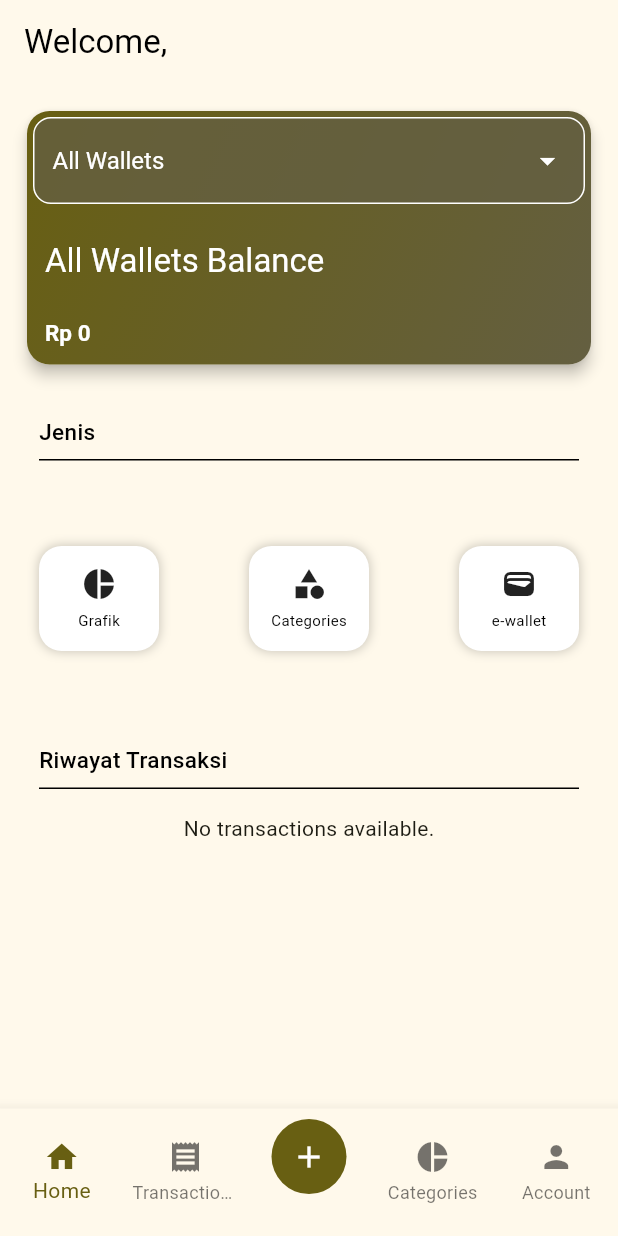
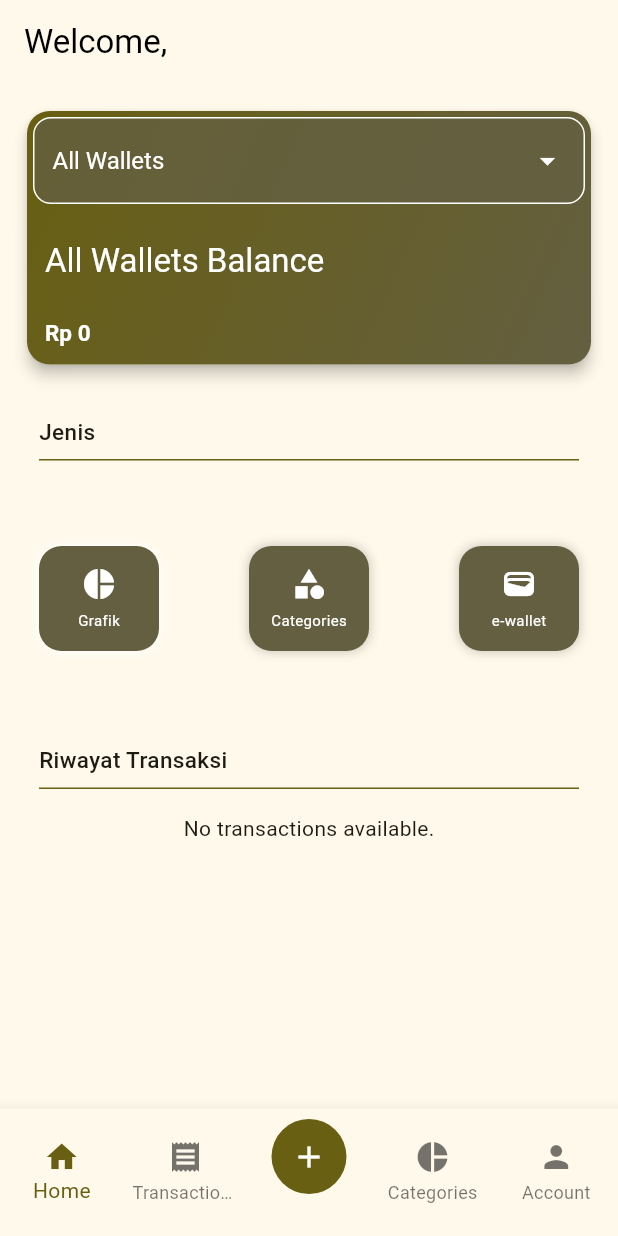
Before and after one commit to ridhoarmand/smartmoney, a Flutter app: the DashboardScreen screen opened by its route, on a phone screen of 412 x 824 dp. Run offline on Flutter 3.47's test engine with Material 3 defaults, Android fonts, the light colour scheme and no system bars; our stand-ins replace cloud_firestore, firebase_auth, firebase_core, firebase_storage, flex_color_scheme, flutter_riverpod and 4 more; missing offline and left inert: flutter_iconpicker; accounts and stored records are empty; generated files the repository leaves out were written again.

Commit message:
Update Dashboard Screen

```diff
--- a/lib/features/dashboard/views/dashboard_screen.dart
+++ b/lib/features/dashboard/views/dashboard_screen.dart
@@ -209,13 +209,13 @@ class _DashboardScreenState extends ConsumerState<DashboardScreen> {
                 child: Container(
                   width: double.infinity,
                   height: 30,
-                  decoration: const BoxDecoration(
+                  decoration:  BoxDecoration(
                       border: Border(
-                          bottom: BorderSide(color: Colors.black, width: 1))),
-                  child: const Text(
+                          bottom: BorderSide(color: primaryColor, width: 1))),
+                  child:  const Text(
                     'Jenis',
                     style: TextStyle(
-                        color: Colors.black,
+
                         fontSize: 15,
                         fontWeight: FontWeight.w500),
                   ),
@@ -231,26 +231,27 @@ class _DashboardScreenState extends ConsumerState<DashboardScreen> {
                       mainAxisAlignment: MainAxisAlignment.spaceBetween,
                       children: [
                         GestureDetector(
+                           onTap: (){},
                           child: Container(
                             width: 80,
                             height: 70,
                             decoration: BoxDecoration(
-                              color: Colors.white,
+                              color: secondaryColor,
                               borderRadius: BorderRadius.circular(15),
-                              boxShadow: [BoxShadow(color: Colors.black.withOpacity(0.2), blurRadius: 5,spreadRadius: (0.2))]
+                              boxShadow: [BoxShadow(color: onPrimary, blurRadius: 5,spreadRadius: (0.2))]
                             ),
-                            child: const Align(
+                            child:  Align(
                               child: Column(
                                 mainAxisAlignment: MainAxisAlignment.center,
                                 children: [
-                                  Icon(Icons.pie_chart),
-                                  SizedBox(
+                                  Icon(Icons.pie_chart, color: onPrimary),
+                                  const SizedBox(
                                     height: 5,
                                   ),
                                   Text(
                                     'Grafik',
                                     style: TextStyle(
-                                        fontSize: 10, color: Colors.black),
+                                        fontSize: 10,color: onPrimary),
                                   )
                                 ],
                               ),
@@ -258,26 +259,27 @@ class _DashboardScreenState extends ConsumerState<DashboardScreen> {
                           ),
                         ),
                         GestureDetector(
+                           onTap: (){},
                           child: Container(
                             width: 80,
                             height: 70,
                             decoration: BoxDecoration(
-                              color: Colors.white,
+                              color: secondaryColor,
                               borderRadius: BorderRadius.circular(15),
                               boxShadow: [BoxShadow(color: Colors.black.withOpacity(0.2), blurRadius: 5,spreadRadius: (0.2))]
                             ),
-                            child: const Align(
+                            child:  Align(
                               child: Column(
                                 mainAxisAlignment: MainAxisAlignment.center,
                                 children: [
-                                  Icon(Icons.category),
-                                  SizedBox(
+                                  Icon(Icons.category, color: onPrimary),
+                                  const SizedBox(
                                     height: 5,
                                   ),
                                   Text(
                                     'Categories',
                                     style: TextStyle(
-                                        fontSize: 10, color: Colors.black),
+                                        fontSize: 10,color: onPrimary),
                                   )
                                 ],
                               ),
@@ -285,21 +287,22 @@ class _DashboardScreenState extends ConsumerState<DashboardScreen> {
                           ),
                         ),
                         GestureDetector(
+                         onTap: (){},
                           child: Container(
                             width: 80,
                             height: 70,
                             decoration: BoxDecoration(
-                               color: Colors.white,
+                               color: secondaryColor,
                               borderRadius: BorderRadius.circular(15),
                               boxShadow: [BoxShadow(color: Colors.black.withOpacity(0.2), blurRadius: 5,spreadRadius: (0.2))]
                             ),
-                             child: const Align(
+                             child:  Align(
                               child: Column(
                                 mainAxisAlignment: MainAxisAlignment.center,
                                 children: [
-                                  Icon(Icons.wallet),
-                                  SizedBox(height: 5,),
-                                  Text('e-wallet', style: TextStyle(fontSize: 10, color: Colors.black),)
+                                  Icon(Icons.wallet, color:onPrimary),
+                                  const SizedBox(height: 5,),
+                                  Text('e-wallet', style: TextStyle(fontSize: 10, color: onPrimary),)
                                 ],
                               ),
                             ),
@@ -316,13 +319,13 @@ class _DashboardScreenState extends ConsumerState<DashboardScreen> {
                 child: Container(
                   width: double.infinity,
                   height: 30,
-                  decoration: const BoxDecoration(
+                  decoration:  BoxDecoration(
                       border: Border(
-                          bottom: BorderSide(color: Colors.black, width: 1))),
-                  child: const Text(
+                          bottom: BorderSide( color: primaryColor,width: 1))),
+                  child:  const Text(
                     'Riwayat Transaksi',
                     style: TextStyle(
-                        color: Colors.black,
+
                         fontSize: 15,
                         fontWeight: FontWeight.w500),
                   ),
```
